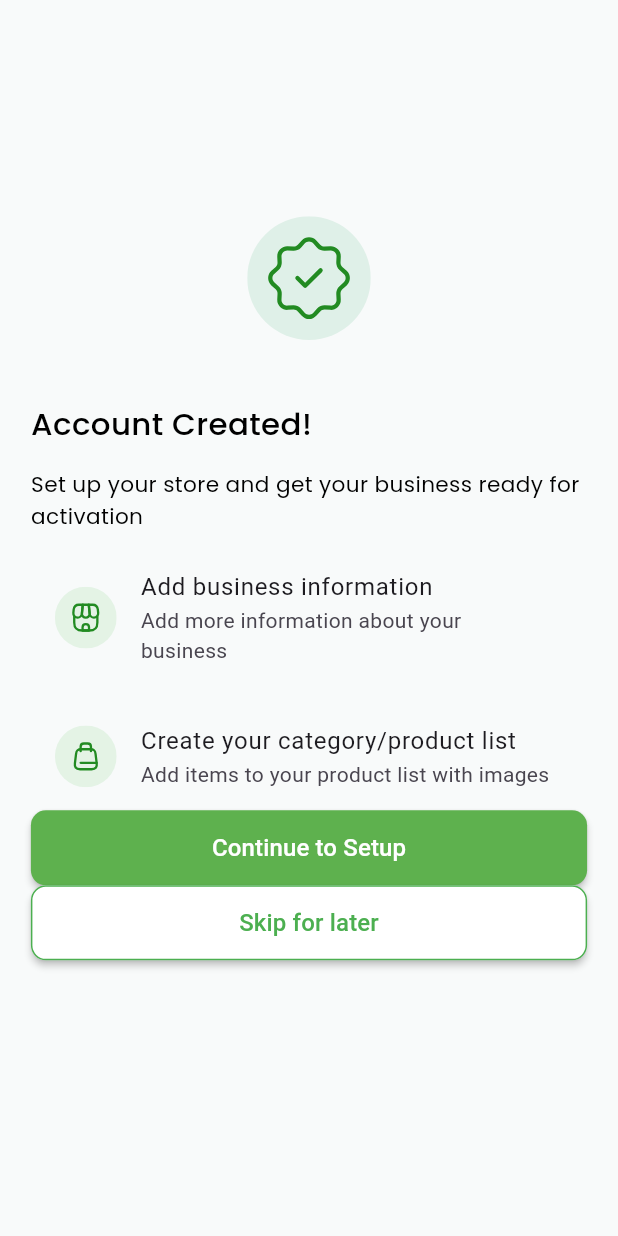
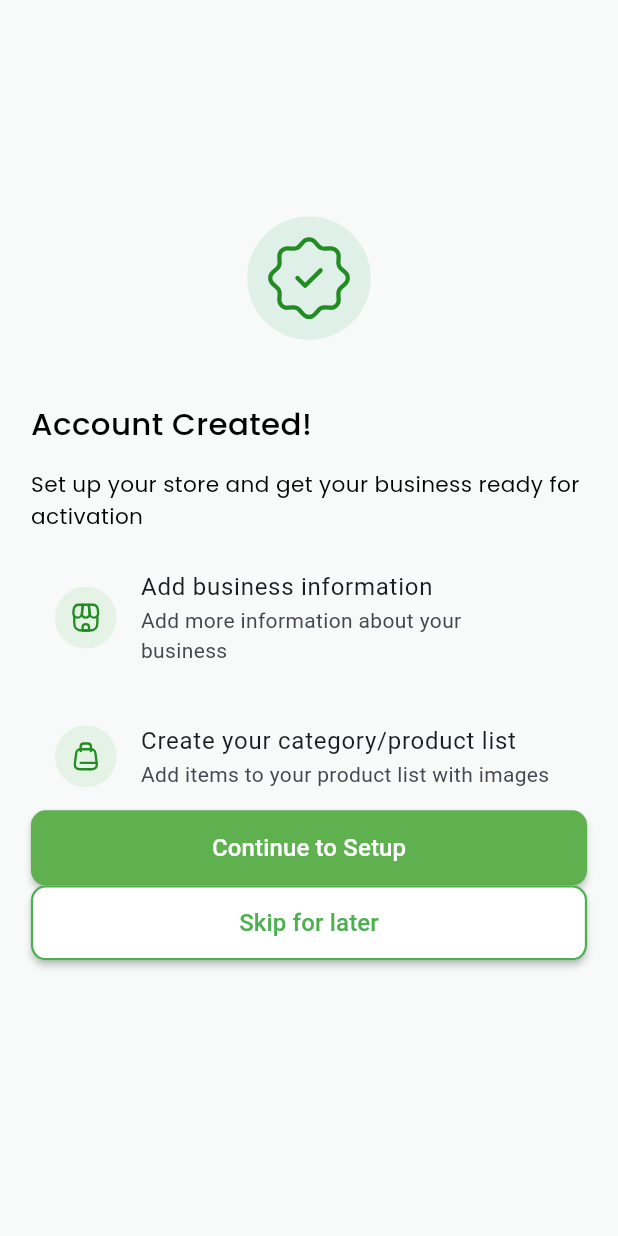
Before and after one commit to codeedexprojects/fastbag_vendor_flutter, a Flutter app: the AccountCreatedScreen screen opened directly, on a phone screen of 412 x 824 dp. Run offline on Flutter 3.47's test engine with Material 3 defaults, Android fonts, the phone set to English and light mode, and no system bars; our stand-ins replace cached_network_image, dio, file_picker, flutter_svg, font_awesome_flutter, google_fonts and 2 more; missing offline and left inert: dart:ffi, flutter_svprogresshud; accounts and stored records are empty; network calls fail.

Commit message:
paddig  corrected

```diff
--- a/lib/Commons/fb_button.dart
+++ b/lib/Commons/fb_button.dart
@@ -8,16 +8,17 @@ class FbButton extends StatelessWidget {
   final Color? textColor;
   final Color? borderColor;
   final double? height;
+  final Widget? icon;
 
-  const FbButton({
-    super.key,
+  const FbButton(
+      {super.key,
       required this.onClick,
       required this.label,
       this.height = 50.0, // Default height set to 50
       this.color,
       this.textColor = Colors.white,
       this.borderColor,
-  });
+      this.icon});
 
   @override
   Widget build(BuildContext context) {
@@ -32,11 +33,18 @@ class FbButton extends StatelessWidget {
       shape: RoundedRectangleBorder(
         side: BorderSide(
             color: borderColor ?? Colors.transparent,
-          width: borderColor != null ? 1 : 0,
-        ),
+            width: borderColor != null ? 1.5 : 0),
         borderRadius: BorderRadius.circular(10), // Rounded corners
       ),
-      child: Text(
+      child: Row(
+        mainAxisAlignment: MainAxisAlignment.center,
+        children: [
+          if (icon != null)
+            Padding(
+              padding: const EdgeInsets.only(right: 8),
+              child: icon,
+            ),
+          Text(
             label,
             style: TextStyle(
               color: textColor,
@@ -44,6 +52,8 @@ class FbButton extends StatelessWidget {
               fontWeight: FontWeight.w500,
             ),
           ),
+        ],
+      ),
     );
   }
 }
--- a/pubspec.yaml
+++ b/pubspec.yaml
@@ -45,6 +45,7 @@ dependencies:
   provider: ^6.1.2
   shared_preferences: ^2.3.4
   cached_network_image: ^3.4.1
+  font_awesome_flutter: ^10.8.0
 dev_dependencies:
   flutter_test:
     sdk: flutter
```
Also changed, not shown: lib/Commons/text_field_decortion.dart (added, +12 -0 lines), lib/Features/Products/View/all_sub_category_screen.dart (+14 -5 lines), lib/Features/Products/View/category_screen.dart (+8 -25 lines), lib/Features/Products/View/add_product_screen.dart (line endings or trailing spaces), pubspec.lock. Lines whose indentation alone changed are shown as unchanged.
